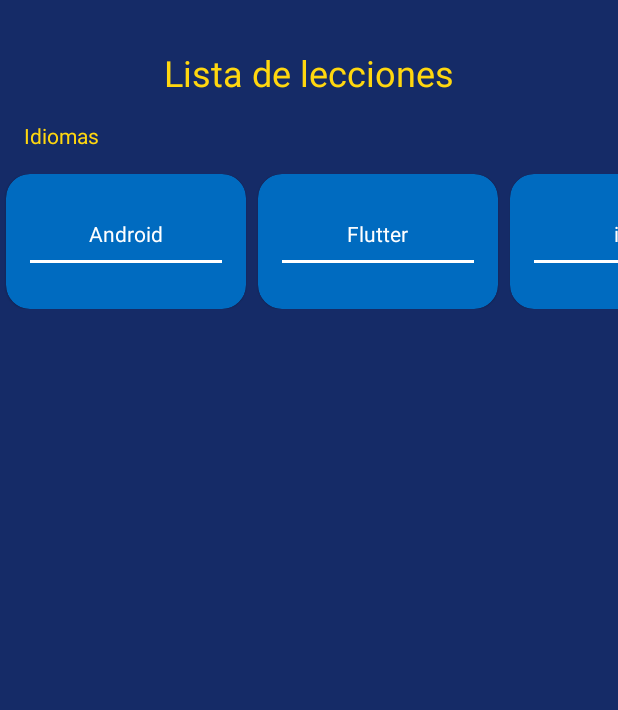
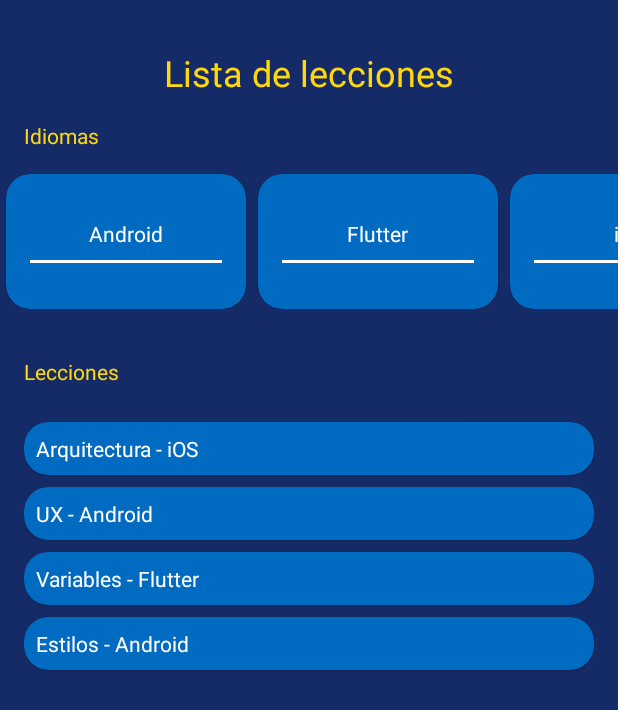
Before and after one commit to Ridley7/HiberusAndroid, an Android app: the LessonActivity screen opened directly, with no data from a screen before it, on a phone screen of 412 x 824 dp. Shown: the top 710 px of the screen. Run offline under Robolectric (Android 15) with nearby library versions, the phone set to English and light mode, and no system bars.

Commit message:
Seungo Recicler View Añadido

```diff
--- a/app/src/main/java/com/jalper/heroesyheroinas/lessonapp/LessonActivity.kt
+++ b/app/src/main/java/com/jalper/heroesyheroinas/lessonapp/LessonActivity.kt
@@ -8,10 +8,17 @@ import com.jalper.heroesyheroinas.lessonapp.model.Language
 import com.jalper.heroesyheroinas.lessonapp.model.Language.Android
 import com.jalper.heroesyheroinas.lessonapp.model.Language.Flutter
 import com.jalper.heroesyheroinas.lessonapp.model.Language.IOS
+import com.jalper.heroesyheroinas.lessonapp.model.Lesson
 
 class LessonActivity : AppCompatActivity() {
     private lateinit var binding: ActivityLessonBinding
     private val languagesList = listOf(Android, Flutter, IOS)
+    private val lessonsList = mutableListOf<Lesson>(
+        Lesson("Arquitectura", IOS),
+        Lesson("UX", Android),
+        Lesson("Variables", Flutter),
+        Lesson("Estilos")
+    )
     override fun onCreate(savedInstanceState: Bundle?) {
         super.onCreate(savedInstanceState)
 
@@ -22,6 +29,10 @@ class LessonActivity : AppCompatActivity() {
     }
 
     private fun initUI(){
+        //Creamos la lista de lenguajes de programacion
         binding.rvLessonLanguages.adapter = LanguagesAdapter(languagesList)
+
+        //Creamos la lista de lecciones
+        binding.rvLessonLessons.adapter = LessonsAdapter(lessonsList)
     }
 }
--- /dev/null
+++ b/app/src/main/java/com/jalper/heroesyheroinas/lessonapp/LessonsAdapter.kt
@@ -0,0 +1,24 @@
+package com.jalper.heroesyheroinas.lessonapp
+
+import android.view.LayoutInflater
+import android.view.ViewGroup
+import androidx.recyclerview.widget.RecyclerView
+import com.jalper.heroesyheroinas.databinding.ItemLessonBinding
+import com.jalper.heroesyheroinas.lessonapp.model.Lesson
+
+class LessonsAdapter (
+    var lessons: List<Lesson>
+): RecyclerView.Adapter<LessonsViewHolder>(){
+    override fun onCreateViewHolder(parent: ViewGroup, viewType: Int): LessonsViewHolder {
+        val binding = ItemLessonBinding.inflate(LayoutInflater.from(parent.context), parent, false);
+        return  LessonsViewHolder(binding)
+    }
+
+    override fun getItemCount(): Int {
+        return lessons.size
+    }
+
+    override fun onBindViewHolder(holder: LessonsViewHolder, position: Int) {
+        holder.render(lessons[position])
+    }
+}
--- /dev/null
+++ b/app/src/main/java/com/jalper/heroesyheroinas/lessonapp/LessonsViewHolder.kt
@@ -0,0 +1,20 @@
+package com.jalper.heroesyheroinas.lessonapp
+
+import androidx.recyclerview.widget.RecyclerView
+import com.jalper.heroesyheroinas.R
+import com.jalper.heroesyheroinas.databinding.ItemLessonBinding
+import com.jalper.heroesyheroinas.lessonapp.model.Language
+import com.jalper.heroesyheroinas.lessonapp.model.Lesson
+
+class LessonsViewHolder(private val binding: ItemLessonBinding):RecyclerView.ViewHolder(binding.root) {
+
+    fun render(lesson: Lesson){
+        val language = binding.root.context.getString(when (lesson.language){
+            Language.Android -> R.string.language_android
+            Language.IOS -> R.string.language_ios
+            Language.Flutter -> R.string.language_flutter
+        })
+
+        binding.tvItemLesson.text = ("${lesson.name} - $language")
+    }
+}
--- /dev/null
+++ b/app/src/main/java/com/jalper/heroesyheroinas/lessonapp/model/Lesson.kt
@@ -0,0 +1,8 @@
+package com.jalper.heroesyheroinas.lessonapp.model
+
+import com.jalper.heroesyheroinas.lessonapp.model.Language.Android
+
+data class Lesson(
+    var name: String,
+    val language: Language = Android
+)
--- a/app/src/main/res/layout/activity_lesson.xml
+++ b/app/src/main/res/layout/activity_lesson.xml
@@ -45,5 +45,30 @@
         tools:itemCount="3"
         />
 
+    <androidx.appcompat.widget.AppCompatTextView
+        android:id="@+id/tv_lesson_lessons_label"
+        android:layout_width="wrap_content"
+        android:layout_height="wrap_content"
+        android:layout_marginStart="@dimen/horizontal_margin"
+        android:layout_marginTop="@dimen/vertical_large_margin"
+        android:textColor="@color/yellow_buttercup"
+        android:text="@string/lessons"
+        app:layout_constraintStart_toStartOf="@+id/rv_lesson_languages"
+        app:layout_constraintTop_toBottomOf="@id/rv_lesson_languages" />
+
+    <androidx.recyclerview.widget.RecyclerView
+        android:id="@+id/rv_lesson_lessons"
+        android:layout_width="match_parent"
+        android:layout_height="0dp"
+        android:layout_marginHorizontal="@dimen/horizontal_margin"
+        android:layout_marginTop="@dimen/vertical_margin"
+        android:orientation="vertical"
+        app:layout_constraintStart_toStartOf="@id/tv_lesson_lessons_label"
+        app:layout_constraintEnd_toEndOf="parent"
+        app:layout_constraintTop_toBottomOf="@id/tv_lesson_lessons_label"
+        app:layout_constraintBottom_toBottomOf="parent"
+        app:layoutManager="androidx.recyclerview.widget.LinearLayoutManager"
+        tools:listitem="@layout/item_lesson"
+        tools:itemCount="30" />
 
 </androidx.constraintlayout.widget.ConstraintLayout>
--- /dev/null
+++ b/app/src/main/res/layout/item_lesson.xml
@@ -0,0 +1,20 @@
+<?xml version="1.0" encoding="utf-8"?>
+<androidx.cardview.widget.CardView xmlns:android="http://schemas.android.com/apk/res/android"
+    xmlns:app="http://schemas.android.com/apk/res-auto"
+    xmlns:tools="http://schemas.android.com/tools"
+    android:layout_width="match_parent"
+    android:layout_height="wrap_content"
+    app:contentPadding="8dp"
+    android:layout_marginTop="@dimen/vertical_small_margin"
+    app:cardCornerRadius="@dimen/card_corner_radius"
+    app:cardElevation="1dp"
+    app:cardBackgroundColor="@color/lesson_card_background">
+
+    <androidx.appcompat.widget.AppCompatTextView
+        android:id="@+id/tv_item_lesson"
+        android:layout_width="match_parent"
+        android:layout_height="wrap_content"
+        android:textColor="@color/white"
+        tools:text="Placeholder de la lección"/>
+
+</androidx.cardview.widget.CardView>
```
